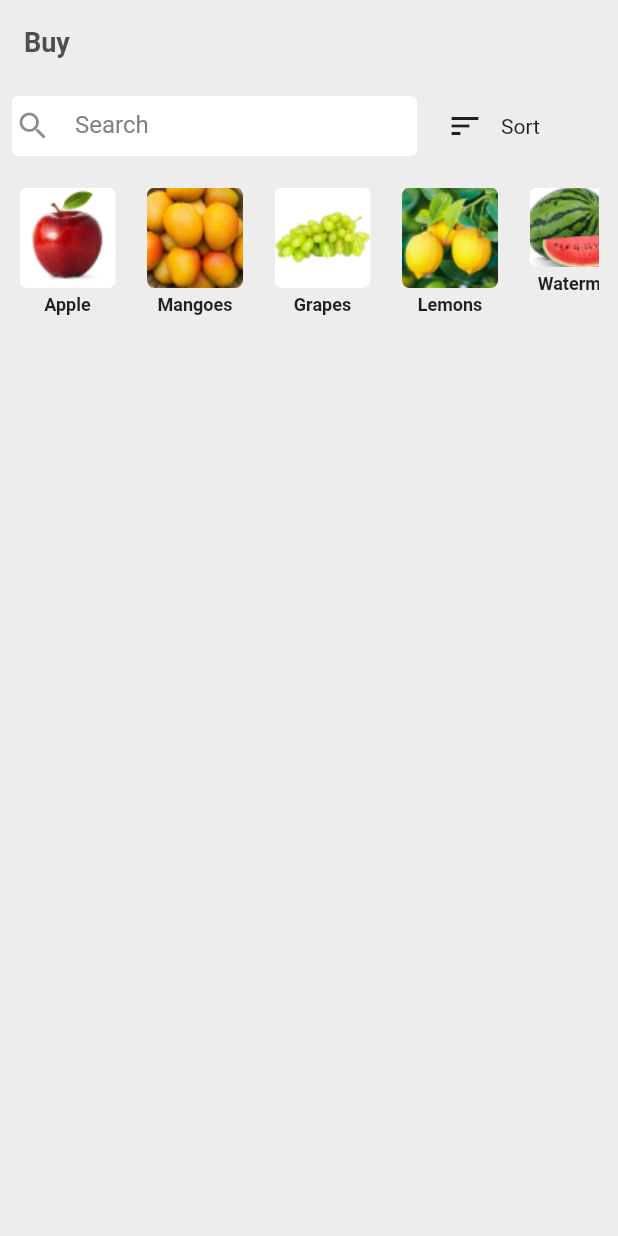
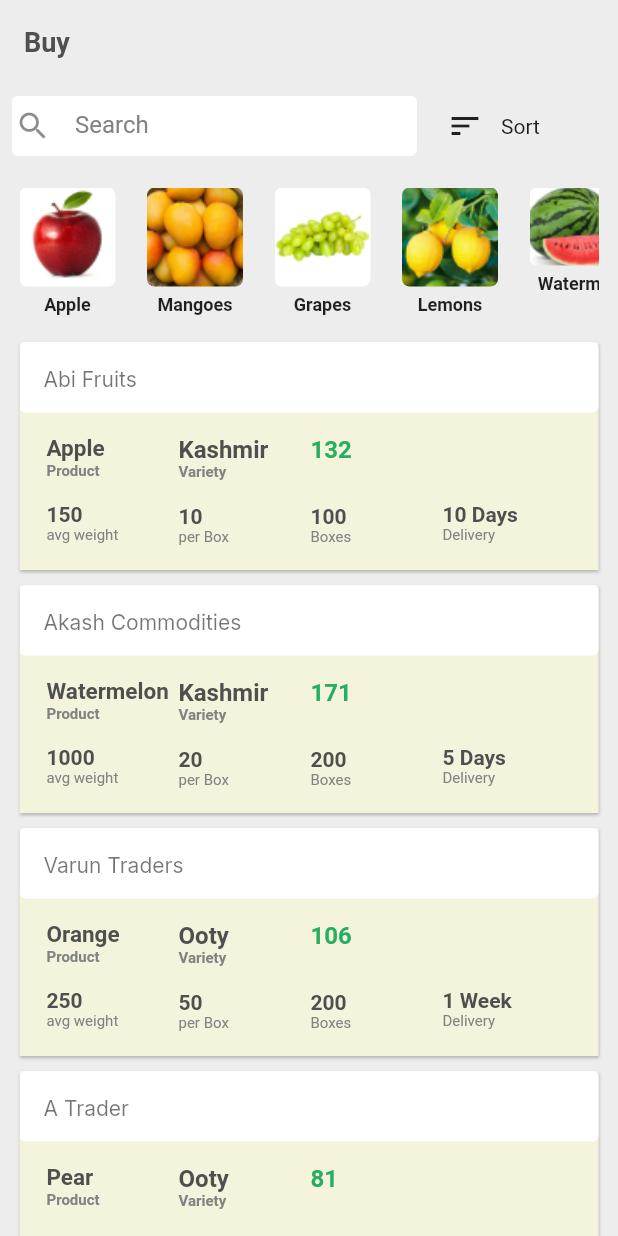
Before and after one commit to AishwaryaPai20/Fruits_App, a Flutter app: the screen it shows after launch, on a phone screen of 412 x 824 dp. Run offline on Flutter 3.47's test engine with Material 2 defaults, Android fonts, the phone set to English and light mode, and no system bars; our stand-ins replace carousel_slider, google_fonts.

Commit message:
Fetching the JSON Data

```diff
--- a/lib/components/fruit_carousel.dart
+++ b/lib/components/fruit_carousel.dart
@@ -69,7 +69,7 @@ class _FruitCarouselState extends State<FruitCarousel> {
   }) =>
       Container(
           width: 64,
-          // height: 64,
+          height: 64,
           color: kBackgroundColor,
           child: Column(
             children: [
@@ -86,7 +86,7 @@ class _FruitCarouselState extends State<FruitCarousel> {
                 ),
               ),
               const SizedBox(
-                height: 4,
+                height: 5,
               ),
               Text(
                 item.title,
--- /dev/null
+++ b/lib/components/market_card.dart
@@ -0,0 +1,318 @@
+import 'dart:convert';
+
+import 'package:flutter/material.dart';
+import 'package:google_fonts/google_fonts.dart';
+import '../models/market_model.dart';
+import 'package:flutter/services.dart' as rootBundle;
+import '../constants.dart';
+
+class MarketCard extends StatefulWidget {
+  const MarketCard({
+    Key? key,
+  }) : super(key: key);
+
+  @override
+  State<MarketCard> createState() => _MarketCardState();
+}
+
+class _MarketCardState extends State<MarketCard> {
+  Future<List<MarketDataModel>> ReadJsonData() async {
+    final jsondata =
+        await rootBundle.rootBundle.loadString('assets/data/fruits.json');
+    // convert the data to list
+    final list = json.decode(jsondata) as List<dynamic>;
+
+    return list.map((e) => MarketDataModel.fromJson(e)).toList();
+  }
+
+  @override
+  Widget build(BuildContext context) {
+    return FutureBuilder(
+        future: ReadJsonData(),
+        builder: (context, data) {
+          if (data.hasError) {
+            return Center(
+              child: Text('${data.error}'),
+            );
+          } else if (data.hasData) {
+            var items = data.data as List<MarketDataModel>;
+            return ListView.builder(
+                itemCount: items == null ? 0 : items.length,
+                itemBuilder: (context, index) {
+                  return Container(
+                    margin: const EdgeInsets.symmetric(
+                      horizontal: 13,
+                      vertical: 5,
+                    ),
+                    decoration: const BoxDecoration(
+                      color: kSecondaryColor,
+                      boxShadow: [
+                        BoxShadow(
+                          color: Color.fromRGBO(0, 0, 0, 0.25),
+                          offset: Offset(
+                            0,
+                            1,
+                          ),
+                          blurRadius: 1.0,
+                        ),
+                      ],
+                    ),
+                    height: 152,
+                    child: Stack(
+                      children: <Widget>[
+                        Container(
+                          height: 47,
+                          decoration: BoxDecoration(
+                            color: kPrimaryColor,
+                            borderRadius: BorderRadius.circular(4),
+                          ),
+                        ),
+                        Positioned(
+                          child: Padding(
+                            padding: const EdgeInsets.symmetric(
+                              horizontal: 16,
+                              vertical: 16,
+                            ),
+                            child: Container(
+                              height: 16,
+                              width: double.infinity,
+                              child: Text(
+                                items[index].seller.toString(),
+                                style: GoogleFonts.inter(
+                                  textStyle:
+                                      Theme.of(context).textTheme.headline4,
+                                  fontSize: 14,
+                                  fontWeight: FontWeight.w400,
+                                ),
+                              ),
+                            ),
+                          ),
+                        ),
+                        Positioned(
+                          top: 50,
+                          child: Padding(
+                            padding: const EdgeInsets.symmetric(
+                              horizontal: 16,
+                              vertical: 10,
+                            ),
+                            child: Container(
+                              height: 105,
+                              width: 344 / 4,
+                              margin: const EdgeInsets.all(2),
+                              child: Column(
+                                crossAxisAlignment: CrossAxisAlignment.start,
+                                children: [
+                                  Text(
+                                    items[index].product.toString(),
+                                    style: GoogleFonts.roboto(
+                                      textStyle:
+                                          Theme.of(context).textTheme.headline4,
+                                      color: kTextColor,
+                                      fontSize: 15,
+                                      fontWeight: FontWeight.w700,
+                                    ),
+                                  ),
+                                  Text(
+                                    'Product',
+                                    style: GoogleFonts.roboto(
+                                      textStyle:
+                                          Theme.of(context).textTheme.headline4,
+                                      color: kTextLightColor,
+                                      fontSize: 10,
+                                      fontWeight: FontWeight.w700,
+                                    ),
+                                  ),
+                                  SizedBox(
+                                    height: 15,
+                                  ),
+                                  Text(
+                                    items[index].avgWeight.toString(),
+                                    style: GoogleFonts.roboto(
+                                      textStyle:
+                                          Theme.of(context).textTheme.headline4,
+                                      color: kTextColor,
+                                      fontSize: 14,
+                                      fontWeight: FontWeight.w700,
+                                    ),
+                                  ),
+                                  Text(
+                                    'avg weight',
+                                    style: GoogleFonts.roboto(
+                                      textStyle:
+                                          Theme.of(context).textTheme.headline4,
+                                      color: kTextLightColor,
+                                      fontSize: 10,
+                                      fontWeight: FontWeight.w400,
+                                    ),
+                                  ),
+                                ],
+                              ),
+                            ),
+                          ),
+                        ),
+                        Positioned(
+                          top: 50,
+                          child: Padding(
+                            padding: const EdgeInsets.symmetric(
+                              horizontal: 104,
+                              vertical: 10,
+                            ),
+                            child: Container(
+                              height: 105,
+                              width: 344 / 4,
+                              margin: const EdgeInsets.all(2),
+                              child: Column(
+                                crossAxisAlignment: CrossAxisAlignment.start,
+                                children: [
+                                  Text(
+                                    items[index].variety.toString(),
+                                    style: GoogleFonts.roboto(
+                                      textStyle:
+                                          Theme.of(context).textTheme.headline4,
+                                      color: kTextColor,
+                                      fontSize: 16,
+                                      fontWeight: FontWeight.w700,
+                                    ),
+                                  ),
+                                  Text(
+                                    'Variety',
+                                    style: GoogleFonts.roboto(
+                                      textStyle:
+                                          Theme.of(context).textTheme.headline4,
+                                      color: kTextLightColor,
+                                      fontSize: 10,
+                                      fontWeight: FontWeight.w700,
+                                    ),
+                                  ),
+                                  SizedBox(
+                                    height: 15,
+                                  ),
+                                  Text(
+                                    items[index].perBox.toString(),
+                                    style: GoogleFonts.roboto(
+                                      textStyle:
+                                          Theme.of(context).textTheme.headline4,
+                                      color: kTextColor,
+                                      fontSize: 14,
+                                      fontWeight: FontWeight.w700,
+                                    ),
+                                  ),
+                                  Text(
+                                    'per Box',
+                                    style: GoogleFonts.roboto(
+                                      textStyle:
+                                          Theme.of(context).textTheme.headline4,
+                                      color: kTextLightColor,
+                                      fontSize: 10,
+                                      fontWeight: FontWeight.w400,
+                                    ),
+                                  ),
+                                ],
+                              ),
+                            ),
+                          ),
+                        ),
+                        Positioned(
+                          top: 50,
+                          child: Padding(
+                            padding: const EdgeInsets.symmetric(
+                              horizontal: 192,
+                              vertical: 10,
+                            ),
+                            child: Container(
+                              height: 105,
+                              width: 344 / 4,
+                              margin: const EdgeInsets.all(2),
+                              child: Column(
+                                crossAxisAlignment: CrossAxisAlignment.start,
+                                children: [
+                                  Text(
+                                    items[index].price.toString(),
+                                    style: GoogleFonts.roboto(
+                                      textStyle:
+                                          Theme.of(context).textTheme.headline4,
+                                      color: kGreenColor,
+                                      fontSize: 16,
+                                      fontWeight: FontWeight.w700,
+                                    ),
+                                  ),
+                                  SizedBox(
+                                    height: 27.5,
+                                  ),
+                                  Text(
+                                    items[index].boxes.toString(),
+                                    style: GoogleFonts.roboto(
+                                      textStyle:
+                                          Theme.of(context).textTheme.headline4,
+                                      color: kTextColor,
+                                      fontSize: 14,
+                                      fontWeight: FontWeight.w700,
+                                    ),
+                                  ),
+                                  Text(
+                                    'Boxes',
+                                    style: GoogleFonts.roboto(
+                                      textStyle:
+                                          Theme.of(context).textTheme.headline4,
+                                      color: kTextLightColor,
+                                      fontSize: 10,
+                                      fontWeight: FontWeight.w400,
+                                    ),
+                                  ),
+                                ],
+                              ),
+                            ),
+                          ),
+                        ),
+                        Positioned(
+                          top: 50,
+                          child: Padding(
+                            padding: const EdgeInsets.symmetric(
+                              horizontal: 280,
+                              vertical: 10,
+                            ),
+                            child: Container(
+                              height: 105,
+                              width: 344 / 4,
+                              margin: const EdgeInsets.all(2),
+                              child: Column(
+                                crossAxisAlignment: CrossAxisAlignment.start,
+                                children: [
+                                  SizedBox(
+                                    height: 45,
+                                  ),
+                                  Text(
+                                    items[index].delivery.toString(),
+                                    style: GoogleFonts.roboto(
+                                      textStyle:
+                                          Theme.of(context).textTheme.headline4,
+                                      color: kTextColor,
+                                      fontSize: 14,
+                                      fontWeight: FontWeight.w700,
+                                    ),
+                                  ),
+                                  Text(
+                                    'Delivery',
+                                    style: GoogleFonts.roboto(
+                                      textStyle:
+                                          Theme.of(context).textTheme.headline4,
+                                      color: kTextLightColor,
+                                      fontSize: 10,
+                                      fontWeight: FontWeight.w400,
+                                    ),
+                                  ),
+                                ],
+                              ),
+                            ),
+                          ),
+                        ),
+                      ],
+                    ),
+                  );
+                });
+          } else {
+            return Center(child: CircularProgressIndicator());
+          }
+        });
+  }
+}
--- a/lib/main.dart
+++ b/lib/main.dart
@@ -3,7 +3,7 @@ import 'package:fruits_app/screens/market_screen.dart';
 import 'constants.dart';
 import 'package:flutter/material.dart';
 import 'package:flutter/services.dart' as rootBundle;
-import 'models/fruit_model.dart';
+import 'models/market_model.dart';
 import 'package:google_fonts/google_fonts.dart';
 
 void main() {
--- a/lib/models/fruit_model.dart
+++ b/lib/models/market_model.dart
@@ -1,4 +1,4 @@
-class FruitDataModel {
+class MarketDataModel {
   String? seller;
   String? product;
   String? variety;
@@ -8,7 +8,7 @@ class FruitDataModel {
   int? boxes;
   String? delivery;
 
-  FruitDataModel(
+  MarketDataModel(
       {this.seller,
       this.product,
       this.variety,
@@ -18,7 +18,7 @@ class FruitDataModel {
       this.boxes,
       this.delivery});
 
-  FruitDataModel.fromJson(Map<String, dynamic> json) {
+  MarketDataModel.fromJson(Map<String, dynamic> json) {
     seller = json['Seller'];
     product = json['Product'];
     variety = json['Variety'];
--- a/lib/screens/market_screen.dart
+++ b/lib/screens/market_screen.dart
@@ -20,7 +20,7 @@ class MarketScreen extends StatelessWidget {
       centerTitle: false,
       title: const Text(
         'Buy',
-        style: const TextStyle(
+        style: TextStyle(
           color: kTextColor,
           fontWeight: FontWeight.bold,
           fontSize: 18,
--- a/lib/screens/search_screen.dart
+++ b/lib/screens/search_screen.dart
@@ -1,11 +1,30 @@
+import 'dart:convert';
+
 import 'package:flutter/material.dart';
 import 'package:fruits_app/constants.dart';
+import 'package:google_fonts/google_fonts.dart';
+import '../components/fruit_carousel.dart';
+import '../components/market_card.dart';
+import '../components/search_box.dart';
+import '../models/market_model.dart';
+import 'package:flutter/services.dart' as rootBundle;
 
-import '../components/fruit_carousel.dart';
-import '../components/search_box.dart';
+class Body extends StatefulWidget {
+  const Body({Key? key}) : super(key: key);
 
-class Body extends StatelessWidget {
-  const Body({Key? key}) : super(key: key);
+  @override
+  State<Body> createState() => _BodyState();
+}
+
+class _BodyState extends State<Body> {
+  Future<List<MarketDataModel>> ReadJsonData() async {
+    final jsondata =
+        await rootBundle.rootBundle.loadString('assets/data/fruits.json');
+    // convert the data to list
+    final list = json.decode(jsondata) as List<dynamic>;
+
+    return list.map((e) => MarketDataModel.fromJson(e)).toList();
+  }
 
   @override
   Widget build(BuildContext context) {
@@ -27,7 +46,19 @@ class Body extends StatelessWidget {
           ],
         ),
         FruitCarousel(),
-        // FruitCarousel(),
+        // const SizedBox(height: 12),
+        Expanded(
+          child: Stack(
+            children: <Widget>[
+              Container(
+                decoration: const BoxDecoration(
+                  color: kBackgroundColor,
+                ),
+              ),
+              MarketCard(),
+            ],
+          ),
+        ),
       ],
     );
   }
```
Also changed, not shown: 1 other file.
